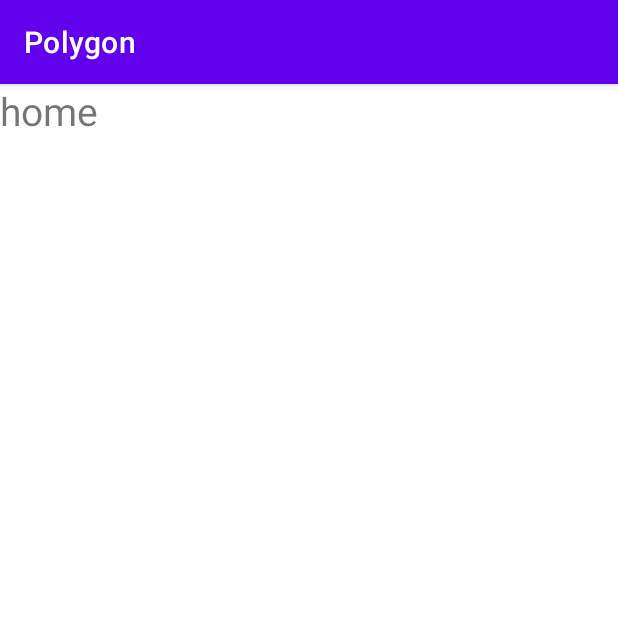
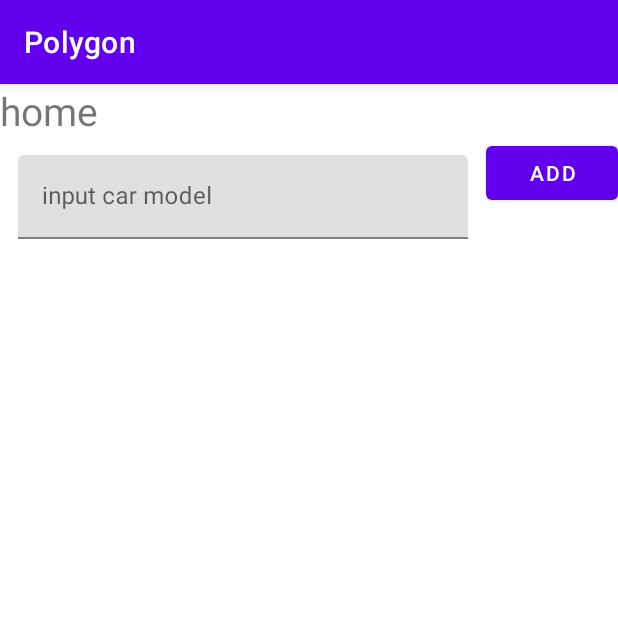
Before and after one commit to shjman/polygon, an Android app: the screen it shows after launch (MainActivity), on a phone screen of 412 x 824 dp, the top half of it. Run offline under Robolectric (Android 15) with nearby library versions, the phone set to English and light mode, and no system bars; our stand-ins replace Dagger/Hilt's generated code, Timber; libraries missing offline, so code that uses them is left out: by.kirich1409.viewbindingdelegate, reactivecircus.flowbinding.android; 3 statements that could not run were skipped.

Commit message:
add logic to homeScreen with editText and click and collect data

```diff
--- a/app/src/main/java/com/shjman/polygon/ui/home/HomeFragment.kt
+++ b/app/src/main/java/com/shjman/polygon/ui/home/HomeFragment.kt
@@ -1,7 +1,70 @@
 package com.shjman.polygon.ui.home
 
+import android.os.Bundle
+import android.view.View
+import android.widget.Toast
 import androidx.fragment.app.Fragment
+import androidx.fragment.app.viewModels
+import androidx.lifecycle.lifecycleScope
+import by.kirich1409.viewbindingdelegate.viewBinding
 import com.shjman.polygon.R
+import com.shjman.polygon.databinding.FragmentHomeBinding
+import dagger.hilt.android.AndroidEntryPoint
+import kotlinx.coroutines.*
+import kotlinx.coroutines.flow.catch
+import kotlinx.coroutines.flow.debounce
+import kotlinx.coroutines.flow.launchIn
+import kotlinx.coroutines.flow.onEach
+import reactivecircus.flowbinding.android.view.clicks
+import reactivecircus.flowbinding.android.widget.textChanges
+import timber.log.Timber
 
+@AndroidEntryPoint
 class HomeFragment : Fragment(R.layout.fragment_home) {
+
+    private val binding by viewBinding(FragmentHomeBinding::bind)
+    private val viewModel: HomeViewModel by viewModels()
+    private val handlerException = CoroutineExceptionHandler { canceledContext, throwable ->
+        Timber.e(throwable, "ExceptionHandler canceledContext:$canceledContext")
+        binding.progress.visibility = View.GONE
+        Toast.makeText(requireContext(), throwable.message, Toast.LENGTH_LONG).show()
+    }
+    private val uiScope = CoroutineScope(Dispatchers.Main + SupervisorJob() + handlerException)
+
+    override fun onViewCreated(view: View, savedInstanceState: Bundle?) {
+        super.onViewCreated(view, savedInstanceState)
+
+        binding.carModel.textChanges()
+            .skipInitialValue()
+            .debounce(400L)
+            .onEach { viewModel.carModelValidation.valueChanged(it.toString()) }
+            .catch { Timber.e(it, "binding.carModel.textChanges() error") }
+            .launchIn(viewLifecycleOwner.lifecycleScope)
+
+        viewModel.carModelValidation.result
+            .onEach { validationResult ->
+                validationResult.errorMessageRes?.let {
+                    binding.carModelLayout.error = requireContext().resources.getString(it)
+                }
+            }
+            .catch { Timber.e(it, "viewModel.carModelValidation.result error") }
+            .launchIn(viewLifecycleOwner.lifecycleScope)
+
+        binding.addModel.clicks()
+            .onEach {
+                uiScope.launch {
+                    binding.progress.visibility = View.VISIBLE
+                    viewModel.onAddModelClicked()
+                    binding.progress.visibility = View.GONE
+                    Toast.makeText(requireContext(), "success", Toast.LENGTH_LONG).show()
+                }
+            }
+            .catch { Timber.e(it, "binding.addModel.clicks() error") }
+            .launchIn(viewLifecycleOwner.lifecycleScope)
+    }
+
+    override fun onDestroyView() {
+        super.onDestroyView()
+        uiScope.cancel()
+    }
 }
--- /dev/null
+++ b/app/src/main/java/com/shjman/polygon/ui/home/HomeViewModel.kt
@@ -0,0 +1,25 @@
+package com.shjman.polygon.ui.home
+
+import android.app.Application
+import androidx.lifecycle.AndroidViewModel
+import com.shjman.polygon.R
+import com.shjman.polygon.common.viewmodel.validation.Validators
+import com.shjman.polygon.common.viewmodel.validation.validation
+import com.shjman.polygon.data.repository.CarDescriptionRepository
+import dagger.hilt.android.lifecycle.HiltViewModel
+import kotlinx.coroutines.Dispatchers
+import kotlinx.coroutines.withContext
+import javax.inject.Inject
+
+@HiltViewModel
+class HomeViewModel @Inject constructor(
+    application: Application,
+    private val carDescriptionRepository: CarDescriptionRepository,
+) : AndroidViewModel(application) {
+
+    val carModelValidation by validation(Validators.NotEmptyValidator(R.string.field_is_empty))
+
+    suspend fun onAddModelClicked() = withContext(Dispatchers.IO) {
+        carDescriptionRepository.addCarDescription(carModelValidation.value)
+    }
+}
--- a/app/src/main/java/com/shjman/polygon/ui/splash/SplashFragment.kt
+++ b/app/src/main/java/com/shjman/polygon/ui/splash/SplashFragment.kt
@@ -10,6 +10,7 @@ import androidx.navigation.fragment.findNavController
 import by.kirich1409.viewbindingdelegate.viewBinding
 import com.shjman.polygon.R
 import com.shjman.polygon.databinding.FragmentSplashBinding
+import dagger.hilt.android.AndroidEntryPoint
 import kotlinx.coroutines.delay
 import kotlinx.coroutines.flow.catch
 import kotlinx.coroutines.flow.launchIn
@@ -17,6 +18,7 @@ import kotlinx.coroutines.flow.onEach
 import reactivecircus.flowbinding.android.view.clicks
 import timber.log.Timber
 
+@AndroidEntryPoint
 class SplashFragment : Fragment(R.layout.fragment_splash) {
 
     private val binding by viewBinding(FragmentSplashBinding::bind)
@@ -32,7 +34,7 @@ class SplashFragment : Fragment(R.layout.fragment_splash) {
 
         viewModel.navigationDelay
             .onEach {
-                delay(5000)
+                delay(1000)
                 findNavController().navigate(R.id.from_splash_to_home)
             }
             .catch { Timber.e("error while handle viewModel.navigationDelay") }
--- a/app/src/main/res/layout/fragment_home.xml
+++ b/app/src/main/res/layout/fragment_home.xml
@@ -1,6 +1,5 @@
 <?xml version="1.0" encoding="utf-8"?>
-<androidx.constraintlayout.widget.ConstraintLayout
-    xmlns:android="http://schemas.android.com/apk/res/android"
+<androidx.constraintlayout.widget.ConstraintLayout xmlns:android="http://schemas.android.com/apk/res/android"
     xmlns:app="http://schemas.android.com/apk/res-auto"
     android:layout_width="match_parent"
     android:layout_height="match_parent">
@@ -14,4 +13,42 @@
         app:layout_constraintStart_toStartOf="parent"
         app:layout_constraintTop_toTopOf="parent" />
 
+    <com.google.android.material.textfield.TextInputLayout
+        android:id="@+id/car_model_layout"
+        android:layout_width="0dp"
+        android:layout_height="wrap_content"
+        android:padding="@dimen/keyline3"
+        app:layout_constraintEnd_toStartOf="@id/add_model"
+        app:layout_constraintStart_toStartOf="parent"
+        app:layout_constraintTop_toBottomOf="@id/home_title">
+
+        <com.google.android.material.textfield.TextInputEditText
+            android:id="@+id/car_model"
+            android:layout_width="match_parent"
+            android:layout_height="wrap_content"
+            android:hint="input car model"
+            android:maxLines="1" />
+
+    </com.google.android.material.textfield.TextInputLayout>
+
+    <com.google.android.material.button.MaterialButton
+        android:id="@+id/add_model"
+        android:layout_width="wrap_content"
+        android:layout_height="wrap_content"
+        android:text="add"
+        app:layout_constraintEnd_toEndOf="parent"
+        app:layout_constraintStart_toEndOf="@id/car_model_layout"
+        app:layout_constraintTop_toBottomOf="@id/home_title" />
+
+    <androidx.core.widget.ContentLoadingProgressBar
+        android:id="@+id/progress"
+        style="?android:attr/progressBarStyleInverse"
+        android:layout_width="wrap_content"
+        android:layout_height="wrap_content"
+        android:visibility="gone"
+        app:layout_constraintBottom_toBottomOf="parent"
+        app:layout_constraintEnd_toEndOf="parent"
+        app:layout_constraintStart_toStartOf="parent"
+        app:layout_constraintTop_toTopOf="parent" />
+
 </androidx.constraintlayout.widget.ConstraintLayout>
--- a/app/src/main/res/values/strings.xml
+++ b/app/src/main/res/values/strings.xml
@@ -1,3 +1,7 @@
 <resources>
     <string name="app_name">Polygon</string>
+
+    <!--errors-->
+    <string name="field_is_empty">Field is empty</string>
+
 </resources>
```
Also changed, not shown: app/src/main/res/values/dimens.xml (added, +11 -0 lines).
